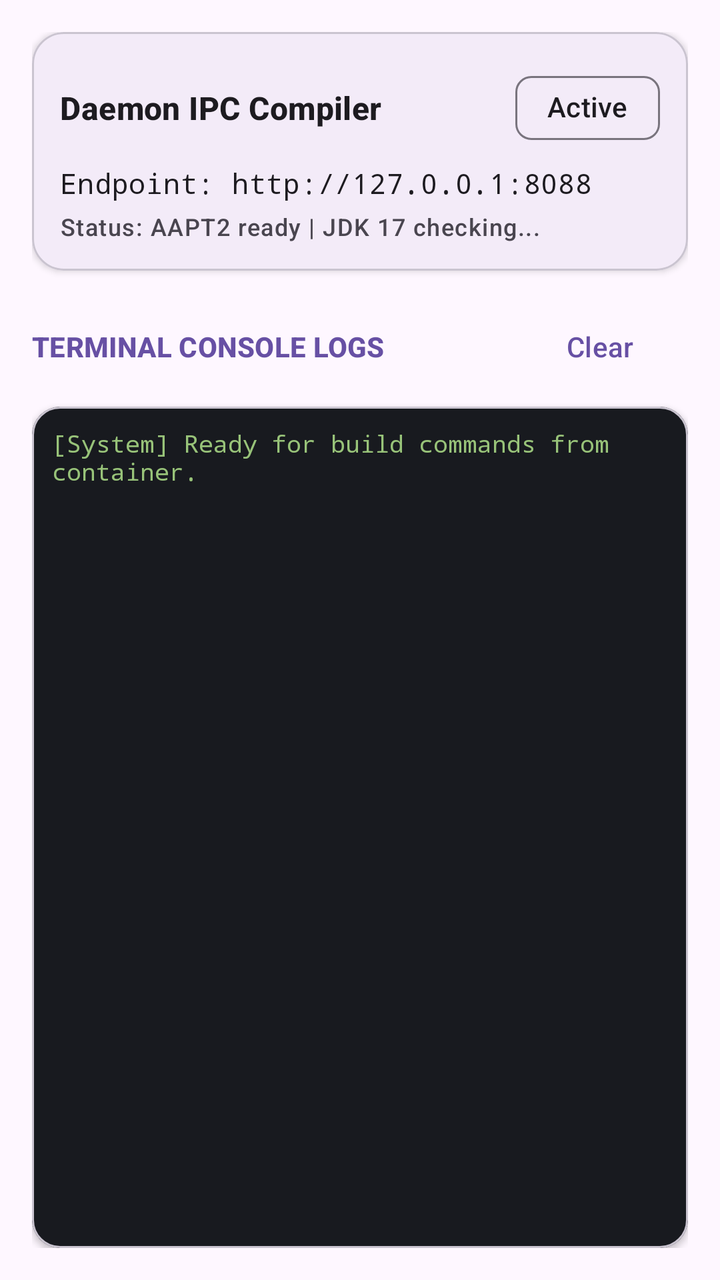
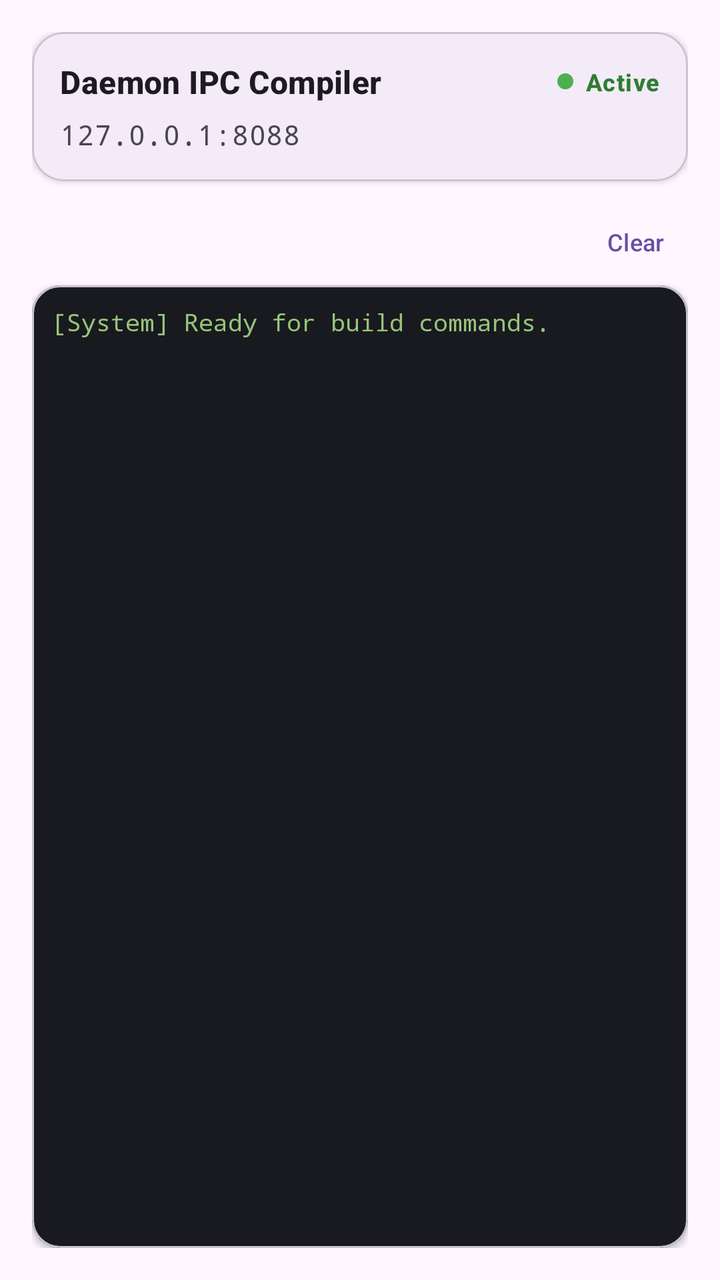

The first picture is an Android layout as it rendered before a commit; the second is the same layout after the commit. The layout source and the unified diff follow.
<!-- AndroidManifest.xml: application theme Theme.ZeroLite -->
<!-- res/layout/fragment_dashboard.xml -->
<?xml version="1.0" encoding="utf-8"?>
<LinearLayout
    xmlns:android="http://schemas.android.com/apk/res/android"
    xmlns:app="http://schemas.android.com/apk/res-auto"
    android:layout_width="match_parent"
    android:layout_height="match_parent"
    android:orientation="vertical"
    android:padding="16dp">

    
    <com.google.android.material.card.MaterialCardView
        android:layout_width="match_parent"
        android:layout_height="wrap_content"
        android:layout_marginBottom="14dp"
        app:cardCornerRadius="16dp"
        app:cardElevation="2dp"
        app:strokeWidth="1dp"
        app:strokeColor="?attr/colorOutlineVariant">

        <LinearLayout
            android:layout_width="match_parent"
            android:layout_height="wrap_content"
            android:orientation="vertical"
            android:padding="14dp">

            <LinearLayout
                android:layout_width="match_parent"
                android:layout_height="wrap_content"
                android:gravity="center_vertical"
                android:orientation="horizontal">

                <TextView
                    android:layout_width="0dp"
                    android:layout_height="wrap_content"
                    android:layout_weight="1"
                    android:text="Daemon IPC Compiler"
                    android:textAppearance="?attr/textAppearanceTitleMedium"
                    android:textStyle="bold" />

                <com.google.android.material.chip.Chip
                    android:id="@+id/chipDaemonStatus"
                    android:layout_width="wrap_content"
                    android:layout_height="wrap_content"
                    android:text="Active"
                    app:chipCornerRadius="8dp" />
            </LinearLayout>

            <TextView
                android:id="@+id/tvDaemonEndpoint"
                android:layout_width="match_parent"
                android:layout_height="wrap_content"
                android:layout_marginTop="4dp"
                android:text="Endpoint: http://127.0.0.1:8088"
                android:textAppearance="?attr/textAppearanceBodyMedium"
                android:fontFamily="monospace" />

            <TextView
                android:id="@+id/tvToolchainSummary"
                android:layout_width="match_parent"
                android:layout_height="wrap_content"
                android:layout_marginTop="4dp"
                android:text="Status: AAPT2 ready | JDK 17 checking..."
                android:textAppearance="?attr/textAppearanceLabelMedium"
                android:textColor="?attr/colorOnSurfaceVariant" />
        </LinearLayout>
    </com.google.android.material.card.MaterialCardView>

    
    <LinearLayout
        android:layout_width="match_parent"
        android:layout_height="wrap_content"
        android:gravity="center_vertical"
        android:layout_marginBottom="6dp"
        android:orientation="horizontal">

        <TextView
            android:layout_width="0dp"
            android:layout_height="wrap_content"
            android:layout_weight="1"
            android:text="TERMINAL CONSOLE LOGS"
            android:textAppearance="?attr/textAppearanceLabelLarge"
            android:textColor="?attr/colorPrimary"
            android:textStyle="bold" />

        <com.google.android.material.button.MaterialButton
            android:id="@+id/btnClearLog"
            style="@style/Widget.Material3.Button.TextButton"
            android:layout_width="wrap_content"
            android:layout_height="wrap_content"
            android:text="Clear" />
    </LinearLayout>

    
    <com.google.android.material.card.MaterialCardView
        android:layout_width="match_parent"
        android:layout_height="0dp"
        android:layout_weight="1"
        app:cardCornerRadius="14dp"
        app:cardElevation="2dp"
        app:cardBackgroundColor="@color/terminal_bg">

        <ScrollView
            android:id="@+id/scrollLogs"
            android:layout_width="match_parent"
            android:layout_height="match_parent"
            android:padding="10dp">

            <TextView
                android:id="@+id/tvLogs"
                android:layout_width="match_parent"
                android:layout_height="wrap_content"
                android:fontFamily="monospace"
                android:textColor="@color/terminal_text"
                android:textSize="12sp"
                android:text="[System] Ready for build commands from container.\n" />
        </ScrollView>
    </com.google.android.material.card.MaterialCardView>

</LinearLayout>
<!-- resources referenced by this layout -->
<resources>
  <color name="terminal_bg">#181A1F</color>
  <color name="terminal_text">#98C379</color>
  <style name="Theme.ZeroLite" parent="Theme.Material3.DayNight.NoActionBar">
          <item name="android:statusBarColor">@android:color/transparent</item>
          <item name="android:navigationBarColor">@android:color/transparent</item>
          <item name="android:windowLightStatusBar" tools:targetApi="m">true</item>
      </style>
</resources>

<!-- the commit's change to res/layout/fragment_dashboard.xml (unified diff, before → after) -->
@@ -11,7 +11,7 @@
     <com.google.android.material.card.MaterialCardView
         android:layout_width="match_parent"
         android:layout_height="wrap_content"
-        android:layout_marginBottom="14dp"
+        android:layout_marginBottom="12dp"
         app:cardCornerRadius="16dp"
         app:cardElevation="2dp"
         app:strokeWidth="1dp"
@@ -23,6 +23,7 @@
             android:orientation="vertical"
             android:padding="14dp">
 
+            
             <LinearLayout
                 android:layout_width="match_parent"
                 android:layout_height="wrap_content"
@@ -37,31 +38,39 @@
                     android:textAppearance="?attr/textAppearanceTitleMedium"
                     android:textStyle="bold" />
 
-                <com.google.android.material.chip.Chip
-                    android:id="@+id/chipDaemonStatus"
+                <LinearLayout
                     android:layout_width="wrap_content"
                     android:layout_height="wrap_content"
-                    android:text="Active"
-                    app:chipCornerRadius="8dp" />
+                    android:gravity="center_vertical"
+                    android:orientation="horizontal">
+
+                    <View
+                        android:id="@+id/viewDaemonDot"
+                        android:layout_width="8dp"
+                        android:layout_height="8dp"
+                        android:background="@drawable/dot_active" />
+
+                    <TextView
+                        android:id="@+id/tvDaemonStatus"
+                        android:layout_width="wrap_content"
+                        android:layout_height="wrap_content"
+                        android:layout_marginStart="6dp"
+                        android:text="Active"
+                        android:textAppearance="?attr/textAppearanceLabelMedium"
+                        android:textColor="#2E7D32"
+                        android:textStyle="bold" />
+                </LinearLayout>
             </LinearLayout>
 
             <TextView
                 android:id="@+id/tvDaemonEndpoint"
                 android:layout_width="match_parent"
                 android:layout_height="wrap_content"
-                android:layout_marginTop="4dp"
-                android:text="Endpoint: http://127.0.0.1:8088"
+                android:layout_marginTop="6dp"
+                android:text="127.0.0.1:8088"
                 android:textAppearance="?attr/textAppearanceBodyMedium"
+                android:textColor="?attr/colorOnSurfaceVariant"
                 android:fontFamily="monospace" />
-
-            <TextView
-                android:id="@+id/tvToolchainSummary"
-                android:layout_width="match_parent"
-                android:layout_height="wrap_content"
-                android:layout_marginTop="4dp"
-                android:text="Status: AAPT2 ready | JDK 17 checking..."
-                android:textAppearance="?attr/textAppearanceLabelMedium"
-                android:textColor="?attr/colorOnSurfaceVariant" />
         </LinearLayout>
     </com.google.android.material.card.MaterialCardView>
 
@@ -69,24 +78,18 @@
     <LinearLayout
         android:layout_width="match_parent"
         android:layout_height="wrap_content"
-        android:gravity="center_vertical"
-        android:layout_marginBottom="6dp"
+        android:gravity="end"
+        android:layout_marginBottom="4dp"
         android:orientation="horizontal">
-
-        <TextView
-            android:layout_width="0dp"
-            android:layout_height="wrap_content"
-            android:layout_weight="1"
-            android:text="TERMINAL CONSOLE LOGS"
-            android:textAppearance="?attr/textAppearanceLabelLarge"
-            android:textColor="?attr/colorPrimary"
-            android:textStyle="bold" />
 
         <com.google.android.material.button.MaterialButton
             android:id="@+id/btnClearLog"
             style="@style/Widget.Material3.Button.TextButton"
             android:layout_width="wrap_content"
-            android:layout_height="wrap_content"
+            android:layout_height="36dp"
+            android:minHeight="0dp"
+            android:minWidth="0dp"
+            android:textSize="12sp"
             android:text="Clear" />
     </LinearLayout>
 
@@ -112,7 +115,7 @@
                 android:fontFamily="monospace"
                 android:textColor="@color/terminal_text"
                 android:textSize="12sp"
-                android:text="[System] Ready for build commands from container.\n" />
+                android:text="[System] Ready for build commands.\n" />
         </ScrollView>
     </com.google.android.material.card.MaterialCardView>
 
<!-- resource entries referenced after the edit -->
@@ -2,6 +2,12 @@
 <resources>
   <color name="terminal_bg">#181A1F</color>
   <color name="terminal_text">#98C379</color>
+  <!-- drawable dot_active (drawable) -->
+  <shape xmlns:android="http://schemas.android.com/apk/res/android"
+      android:shape="oval">
+      <solid android:color="#4CAF50" />
+      <size android:width="8dp" android:height="8dp" />
+  </shape>
   <style name="Theme.ZeroLite" parent="Theme.Material3.DayNight.NoActionBar">
           <item name="android:statusBarColor">@android:color/transparent</item>
           <item name="android:navigationBarColor">@android:color/transparent</item>
